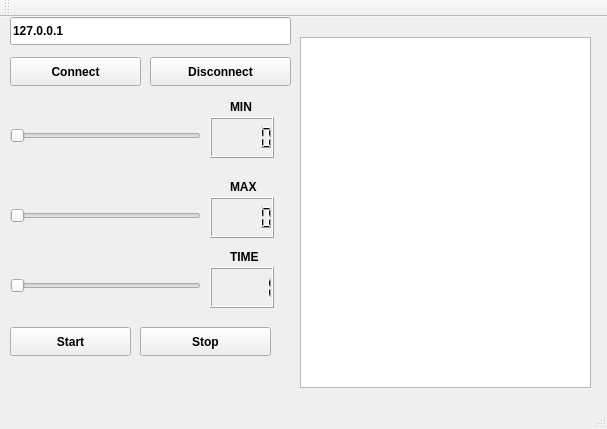
Minnael/QT-SUPERVISORY, file QtTcpClientProducer/mainwindow.ui: the form before one commit.
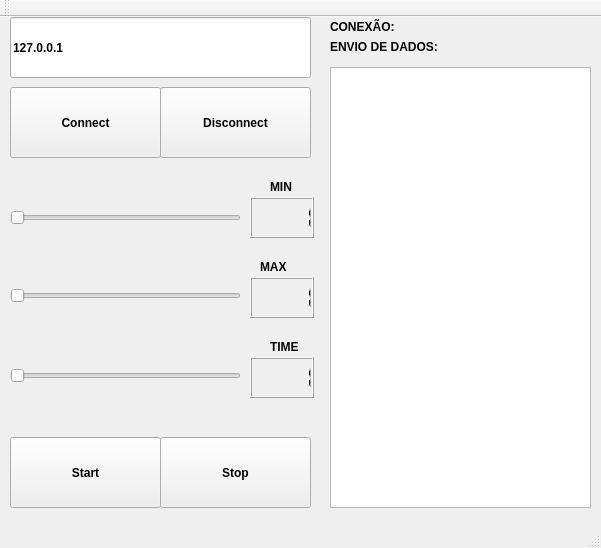
The form after the commit.

Diff of the .ui file:
```diff
--- a/QtTcpClientProducer/mainwindow.ui
+++ b/QtTcpClientProducer/mainwindow.ui
@@ -6,8 +6,8 @@
    <rect>
     <x>0</x>
     <y>0</y>
-    <width>607</width>
-    <height>429</height>
+    <width>601</width>
+    <height>548</height>
    </rect>
   </property>
   <property name="windowTitle">
@@ -18,9 +18,9 @@
     <property name="geometry">
      <rect>
       <x>10</x>
-      <y>40</y>
-      <width>131</width>
-      <height>29</height>
+      <y>70</y>
+      <width>151</width>
+      <height>71</height>
      </rect>
     </property>
     <property name="font">
@@ -35,10 +35,10 @@
    <widget class="QPushButton" name="disconnect">
     <property name="geometry">
      <rect>
-      <x>150</x>
-      <y>40</y>
-      <width>141</width>
-      <height>29</height>
+      <x>160</x>
+      <y>70</y>
+      <width>151</width>
+      <height>71</height>
      </rect>
     </property>
     <property name="font">
@@ -55,8 +55,8 @@
      <rect>
       <x>10</x>
       <y>0</y>
-      <width>281</width>
-      <height>28</height>
+      <width>301</width>
+      <height>61</height>
      </rect>
     </property>
     <property name="font">
@@ -72,11 +72,17 @@
     <property name="geometry">
      <rect>
       <x>10</x>
-      <y>110</y>
-      <width>191</width>
+      <y>270</y>
+      <width>231</width>
       <height>18</height>
      </rect>
     </property>
+    <property name="minimum">
+     <number>1</number>
+    </property>
+    <property name="maximum">
+     <number>30</number>
+    </property>
     <property name="orientation">
      <enum>Qt::Horizontal</enum>
     </property>
@@ -84,8 +90,8 @@
    <widget class="QLabel" name="label">
     <property name="geometry">
      <rect>
-      <x>230</x>
-      <y>80</y>
+      <x>270</x>
+      <y>160</y>
       <width>31</width>
       <height>20</height>
      </rect>
@@ -99,44 +105,56 @@
      <string>MIN</string>
     </property>
    </widget>
-   <widget class="QLCDNumber" name="display_min">
-    <property name="geometry">
-     <rect>
-      <x>210</x>
-      <y>100</y>
-      <width>64</width>
-      <height>41</height>
-     </rect>
-    </property>
-   </widget>
-   <widget class="QSlider" name="max">
-    <property name="geometry">
-     <rect>
-      <x>10</x>
-      <y>190</y>
-      <width>191</width>
-      <height>18</height>
-     </rect>
-    </property>
-    <property name="orientation">
-     <enum>Qt::Horizontal</enum>
-    </property>
-   </widget>
    <widget class="QLCDNumber" name="display_max">
     <property name="geometry">
      <rect>
-      <x>210</x>
-      <y>180</y>
+      <x>250</x>
+      <y>260</y>
       <width>64</width>
       <height>41</height>
      </rect>
+    </property>
+    <property name="intValue" stdset="0">
+     <number>1</number>
+    </property>
+   </widget>
+   <widget class="QSlider" name="time">
+    <property name="geometry">
+     <rect>
+      <x>10</x>
+      <y>190</y>
+      <width>231</width>
+      <height>21</height>
+     </rect>
+    </property>
+    <property name="minimum">
+     <number>1</number>
+    </property>
+    <property name="maximum">
+     <number>30</number>
+    </property>
+    <property name="orientation">
+     <enum>Qt::Horizontal</enum>
+    </property>
+   </widget>
+   <widget class="QLCDNumber" name="display_min">
+    <property name="geometry">
+     <rect>
+      <x>250</x>
+      <y>340</y>
+      <width>64</width>
+      <height>41</height>
+     </rect>
+    </property>
+    <property name="intValue" stdset="0">
+     <number>1</number>
     </property>
    </widget>
    <widget class="QLabel" name="label_2">
     <property name="geometry">
      <rect>
-      <x>230</x>
-      <y>160</y>
+      <x>260</x>
+      <y>240</y>
       <width>41</width>
       <height>20</height>
      </rect>
@@ -153,8 +171,8 @@
    <widget class="QLabel" name="label_3">
     <property name="geometry">
      <rect>
-      <x>230</x>
-      <y>230</y>
+      <x>270</x>
+      <y>320</y>
       <width>41</width>
       <height>20</height>
      </rect>
@@ -172,8 +190,8 @@
     <property name="geometry">
      <rect>
       <x>10</x>
-      <y>260</y>
-      <width>191</width>
+      <y>350</y>
+      <width>231</width>
       <height>18</height>
      </rect>
     </property>
@@ -181,7 +199,7 @@
      <number>1</number>
     </property>
     <property name="maximum">
-     <number>100</number>
+     <number>10</number>
     </property>
     <property name="value">
      <number>1</number>
@@ -190,26 +208,13 @@
      <enum>Qt::Horizontal</enum>
     </property>
    </widget>
-   <widget class="QLCDNumber" name="display_time">
-    <property name="geometry">
-     <rect>
-      <x>210</x>
-      <y>250</y>
-      <width>64</width>
-      <height>41</height>
-     </rect>
-    </property>
-    <property name="intValue" stdset="0">
-     <number>1</number>
-    </property>
-   </widget>
    <widget class="QPushButton" name="start">
     <property name="geometry">
      <rect>
       <x>10</x>
-      <y>310</y>
-      <width>121</width>
-      <height>29</height>
+      <y>420</y>
+      <width>151</width>
+      <height>71</height>
      </rect>
     </property>
     <property name="font">
@@ -224,10 +229,10 @@
    <widget class="QPushButton" name="stop">
     <property name="geometry">
      <rect>
-      <x>140</x>
-      <y>310</y>
-      <width>131</width>
-      <height>29</height>
+      <x>160</x>
+      <y>420</y>
+      <width>151</width>
+      <height>71</height>
      </rect>
     </property>
     <property name="font">
@@ -242,10 +247,10 @@
    <widget class="QLabel" name="onoff">
     <property name="geometry">
      <rect>
-      <x>10</x>
-      <y>360</y>
-      <width>111</width>
-      <height>16</height>
+      <x>410</x>
+      <y>0</y>
+      <width>101</width>
+      <height>21</height>
      </rect>
     </property>
     <property name="font">
@@ -261,10 +266,10 @@
    <widget class="QTextBrowser" name="textBrowser">
     <property name="geometry">
      <rect>
-      <x>300</x>
-      <y>20</y>
-      <width>291</width>
-      <height>351</height>
+      <x>330</x>
+      <y>50</y>
+      <width>261</width>
+      <height>441</height>
      </rect>
     </property>
     <property name="font">
@@ -273,19 +278,80 @@
      </font>
     </property>
    </widget>
-   <widget class="QLabel" name="labelTimer">
+   <widget class="QLCDNumber" name="display_time">
     <property name="geometry">
      <rect>
-      <x>210</x>
-      <y>260</y>
-      <width>63</width>
+      <x>250</x>
+      <y>180</y>
+      <width>64</width>
+      <height>41</height>
+     </rect>
+    </property>
+    <property name="intValue" stdset="0">
+     <number>1</number>
+    </property>
+   </widget>
+   <widget class="QLabel" name="label_4">
+    <property name="geometry">
+     <rect>
+      <x>330</x>
+      <y>0</y>
+      <width>91</width>
       <height>20</height>
      </rect>
+    </property>
+    <property name="font">
+     <font>
+      <bold>true</bold>
+     </font>
+    </property>
+    <property name="cursor">
+     <cursorShape>ArrowCursor</cursorShape>
+    </property>
+    <property name="text">
+     <string>CONEXÃO:</string>
+    </property>
+    <property name="textFormat">
+     <enum>Qt::AutoText</enum>
+    </property>
+   </widget>
+   <widget class="QLabel" name="startstop">
+    <property name="geometry">
+     <rect>
+      <x>440</x>
+      <y>20</y>
+      <width>81</width>
+      <height>21</height>
+     </rect>
+    </property>
+    <property name="font">
+     <font>
+      <pointsize>10</pointsize>
+      <bold>true</bold>
+     </font>
     </property>
     <property name="text">
      <string/>
     </property>
    </widget>
+   <widget class="QLabel" name="label_5">
+    <property name="geometry">
+     <rect>
+      <x>330</x>
+      <y>20</y>
+      <width>131</width>
+      <height>20</height>
+     </rect>
+    </property>
+    <property name="font">
+     <font>
+      <bold>true</bold>
+     </font>
+    </property>
+    <property name="text">
+     <string>ENVIO DE DADOS:</string>
+    </property>
+   </widget>
   </widget>
   <widget class="QMenuBar" name="menuBar">
    <property name="geometry">
```
Left out of the diff: 46 changed lines with no effect on the pictures.
